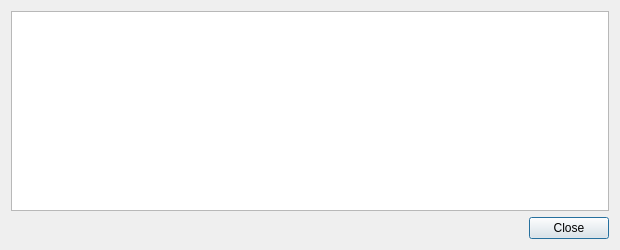
FantasyGold/FantasyGold-Core, file src/qt/forms/transactiondescdialog.ui: the form before one commit.
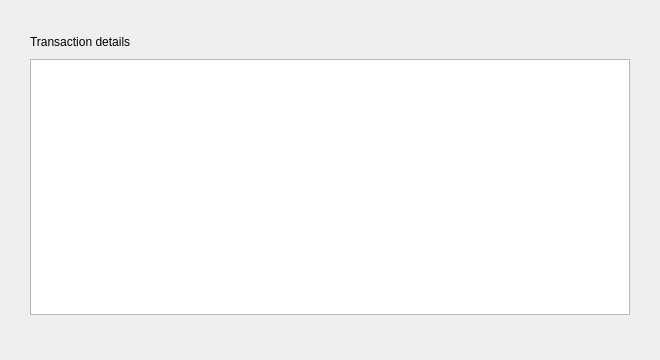
The form after the commit.

```diff
--- a/src/qt/forms/transactiondescdialog.ui
+++ b/src/qt/forms/transactiondescdialog.ui
@@ -6,31 +6,49 @@
    <rect>
     <x>0</x>
     <y>0</y>
-    <width>620</width>
-    <height>250</height>
+    <width>660</width>
+    <height>360</height>
    </rect>
   </property>
   <property name="windowTitle">
    <string notr="true">Transaction details</string>
   </property>
   <layout class="QVBoxLayout" name="verticalLayout">
+   <property name="spacing">
+    <number>10</number>
+   </property>
+   <property name="leftMargin">
+    <number>30</number>
+   </property>
+   <property name="topMargin">
+    <number>35</number>
+   </property>
+   <property name="rightMargin">
+    <number>30</number>
+   </property>
+   <property name="bottomMargin">
+    <number>45</number>
+   </property>
    <item>
-    <widget class="QTextEdit" name="detailText">
+    <widget class="QLabel" name="label">
+     <property name="text">
+      <string>Transaction details</string>
+     </property>
+    </widget>
+   </item>
+   <item>
+    <widget class="QTextBrowser" name="detailText">
      <property name="toolTip">
       <string>This pane shows a detailed description of the transaction</string>
      </property>
      <property name="readOnly">
       <bool>true</bool>
      </property>
-    </widget>
-   </item>
-   <item>
-    <widget class="QDialogButtonBox" name="buttonBox">
-     <property name="orientation">
-      <enum>Qt::Horizontal</enum>
+     <property name="textInteractionFlags">
+      <set>Qt::LinksAccessibleByMouse|Qt::TextSelectableByMouse</set>
      </property>
-     <property name="standardButtons">
-      <set>QDialogButtonBox::Close</set>
+     <property name="openExternalLinks">
+      <bool>true</bool>
      </property>
     </widget>
    </item>
```
Left out of the diff: 35 changed lines with no effect on the pictures.
